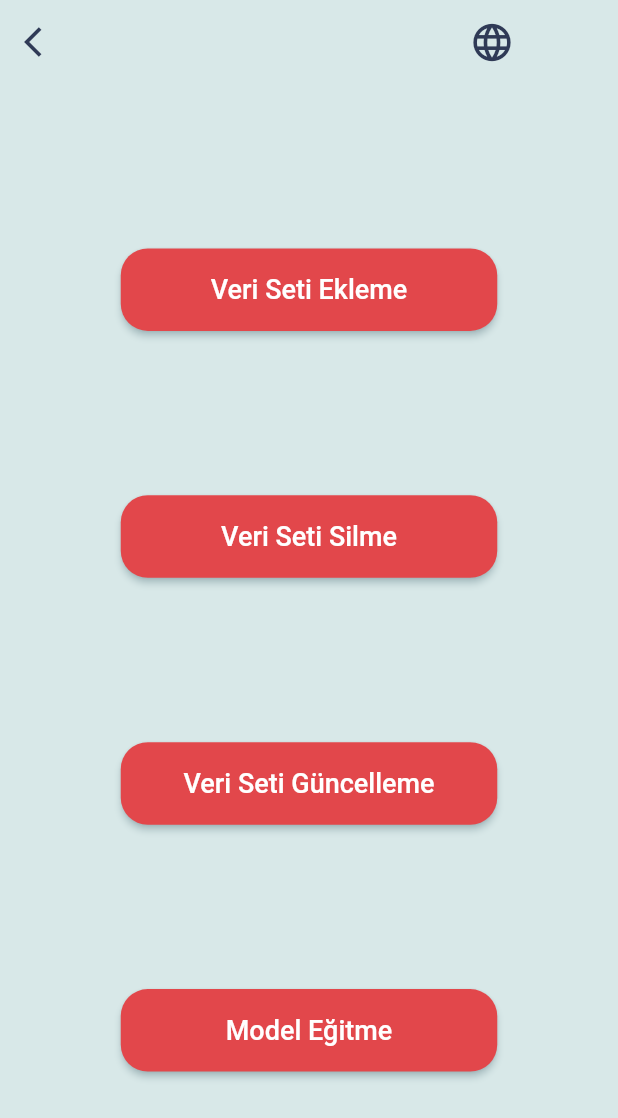
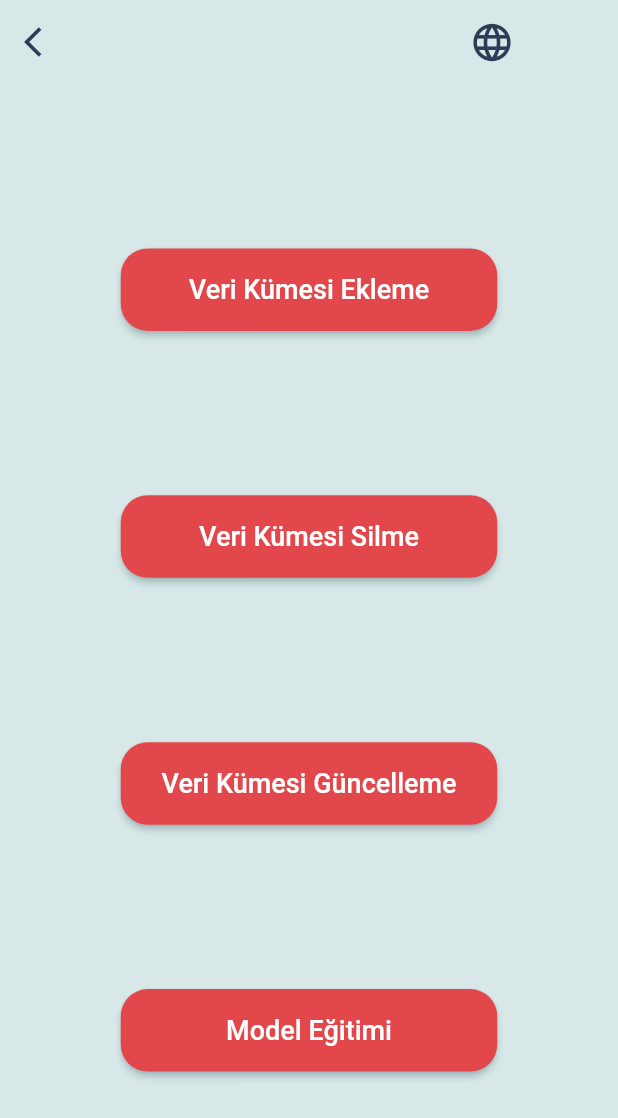
Before and after one commit to begumzengin/ParsyBot, a Flutter app: the LightAdminPage screen opened directly, on a phone screen of 412 x 824 dp. Shown: the top 1118 px of the screen. Run offline on Flutter 3.47's test engine with Material 2 defaults, Android fonts, the light colour scheme and no system bars; our stand-ins replace speech_to_text.

Commit message:
Update light_admin_page.dart

```diff
--- a/parsybot/lib/screens/light_admin_page.dart
+++ b/parsybot/lib/screens/light_admin_page.dart
@@ -37,7 +37,7 @@ class LightAdminPage extends StatelessWidget {
                 height: 55,
                 child: ElevatedButton(
                     onPressed: () {},
-                    child: Text('Veri Seti Ekleme',
+                    child: Text('Veri Kümesi Ekleme',
                         style: TextStyle(color: Colors.white, fontSize: 18)),
                     style: ButtonStyle(
                       backgroundColor:
@@ -53,7 +53,7 @@ class LightAdminPage extends StatelessWidget {
                 height: 55,
                 child: ElevatedButton(
                     onPressed: () {},
-                    child: Text('Veri Seti Silme',
+                    child: Text('Veri Kümesi Silme',
                         style: TextStyle(color: Colors.white, fontSize: 18)),
                     style: ButtonStyle(
                       backgroundColor:
@@ -69,7 +69,7 @@ class LightAdminPage extends StatelessWidget {
                 height: 55,
                 child: ElevatedButton(
                     onPressed: () {},
-                    child: Text('Veri Seti Güncelleme',
+                    child: Text('Veri Kümesi Güncelleme',
                         style: TextStyle(color: Colors.white, fontSize: 18)),
                     style: ButtonStyle(
                       backgroundColor:
@@ -85,7 +85,7 @@ class LightAdminPage extends StatelessWidget {
                 height: 55,
                 child: ElevatedButton(
                     onPressed: () {},
-                    child: Text('Model Eğitme',
+                    child: Text('Model Eğitimi',
                         style: TextStyle(color: Colors.white, fontSize: 18)),
                     style: ButtonStyle(
                       backgroundColor:
```
